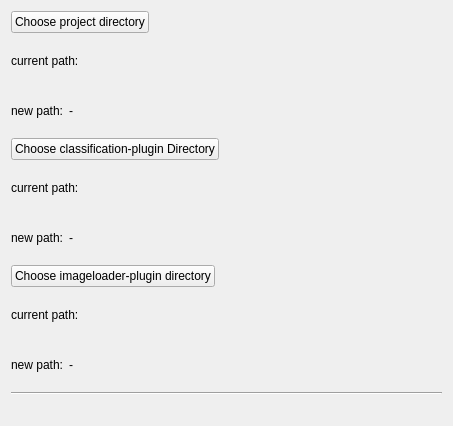
Old version of the form globalsettingswidget.ui in the repository Joensw/RCAIT.
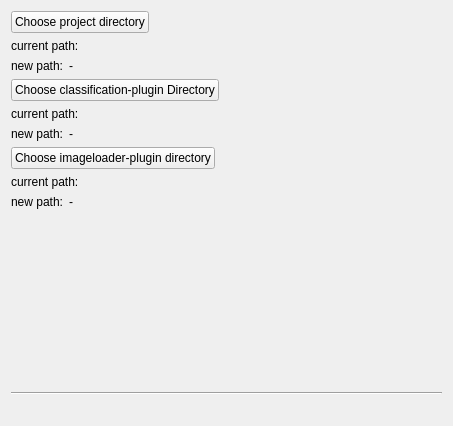
New version of the form.

Commit message: small visual update to settings widget. Added missing references in pro file

What changed in the file:
```diff
--- a/globalsettingswidget.ui
+++ b/globalsettingswidget.ui
@@ -242,6 +242,19 @@
      </item>
     </layout>
    </item>
+   <item>
+    <spacer name="verticalSpacer">
+     <property name="orientation">
+      <enum>Qt::Vertical</enum>
+     </property>
+     <property name="sizeHint" stdset="0">
+      <size>
+       <width>20</width>
+       <height>40</height>
+      </size>
+     </property>
+    </spacer>
+   </item>
    <item>
     <layout class="QVBoxLayout" name="verticalLayout_4">
      <item>
```
The commit also changes 1 other file.
